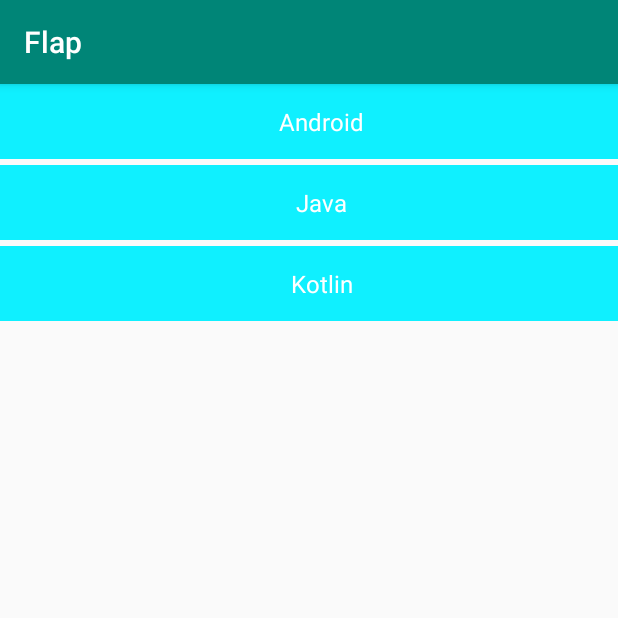
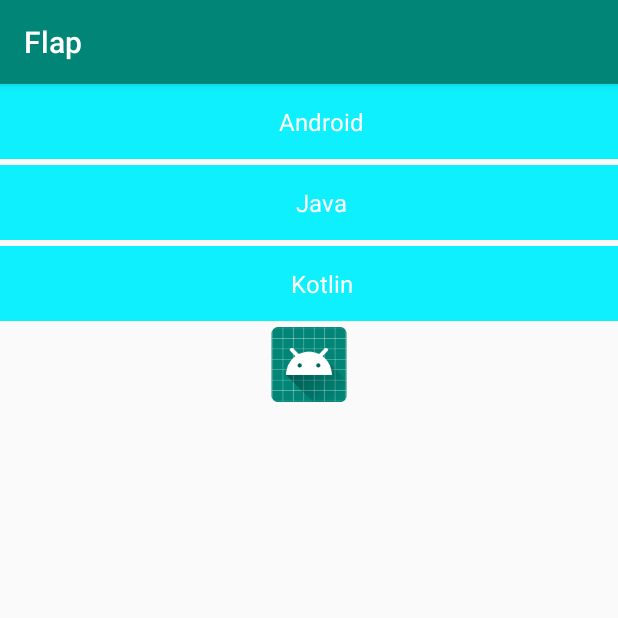
Before and after one commit to AlanCheen/Flap, an Android app: the screen it shows after launch (MainActivity), on a phone screen of 412 x 824 dp, the top half of it. Run offline under Robolectric (Android 15) with nearby library versions, the phone set to English and light mode, and no system bars.

Commit message:
add one sample item using ItemFactory

```diff
--- a/app/src/main/java/me/yifeiyuan/flapdev/MainActivity.java
+++ b/app/src/main/java/me/yifeiyuan/flapdev/MainActivity.java
@@ -11,6 +11,7 @@ import me.yifeiyuan.flap.Flap;
 import me.yifeiyuan.flap.FlapAdapter;
 import me.yifeiyuan.flapdev.gallery.GalleryItemFactory;
 import me.yifeiyuan.flapdev.simpleimage.SimpleImageItemFactory;
+import me.yifeiyuan.flapdev.simpleimage.SimpleImageModel;
 import me.yifeiyuan.flapdev.simpletext.SimpleTextItemFactory;
 import me.yifeiyuan.flapdev.simpletext.SimpleTextModel;
 
@@ -26,12 +27,16 @@ public class MainActivity extends AppCompatActivity {
         FlapAdapter adapter = new FlapAdapter();
 
         adapter.registerItemFactory(new SimpleTextItemFactory());
+        adapter.registerItemFactory(new SimpleImageItemFactory());
 
         List<Object> models = new ArrayList<>();
 
         models.add(new SimpleTextModel("Android"));
         models.add(new SimpleTextModel("Java"));
         models.add(new SimpleTextModel("Kotlin"));
+
+        models.add(new SimpleImageModel());
+
         adapter.setModels(models);
 
         recyclerView.setAdapter(adapter);
--- a/app/src/main/java/me/yifeiyuan/flapdev/simpleimage/SimpleImageItemFactory.java
+++ b/app/src/main/java/me/yifeiyuan/flapdev/simpleimage/SimpleImageItemFactory.java
@@ -1,15 +1,24 @@
 package me.yifeiyuan.flapdev.simpleimage;
 
+import android.support.annotation.NonNull;
+import android.view.LayoutInflater;
 import android.view.View;
+import android.view.ViewGroup;
 
 import me.yifeiyuan.flap.FlapViewHolder;
-import me.yifeiyuan.flap.LayoutTypeItemFactory;
+import me.yifeiyuan.flap.ItemFactory;
 import me.yifeiyuan.flapdev.R;
 
 /**
  * Created by 程序亦非猿
  */
-public class SimpleImageItemFactory extends LayoutTypeItemFactory<SimpleImageModel,SimpleImageItemFactory.SimpleImageVH> {
+public class SimpleImageItemFactory implements ItemFactory<SimpleImageModel> {
+
+    @NonNull
+    @Override
+    public FlapViewHolder onCreateViewHolder(@NonNull final LayoutInflater inflater, @NonNull final ViewGroup parent, final int viewType) {
+        return new SimpleImageVH(inflater.inflate(viewType,parent,false));
+    }
 
     @Override
     public int getItemViewType(final SimpleImageModel model) {
--- a/app/src/main/res/layout/item_simple_image.xml
+++ b/app/src/main/res/layout/item_simple_image.xml
@@ -1,12 +1,13 @@
 <?xml version="1.0" encoding="utf-8"?>
-<FrameLayout xmlns:android="http://schemas.android.com/apk/res/android"
-             android:layout_width="match_parent"
-             android:layout_height="match_parent">
-
+<FrameLayout
+    xmlns:android="http://schemas.android.com/apk/res/android"
+    android:layout_width="match_parent"
+    android:layout_height="wrap_content">
 
     <ImageView
         android:layout_width="match_parent"
         android:layout_height="50dp"
         android:src="@mipmap/ic_launcher"
         />
+
 </FrameLayout>
```
